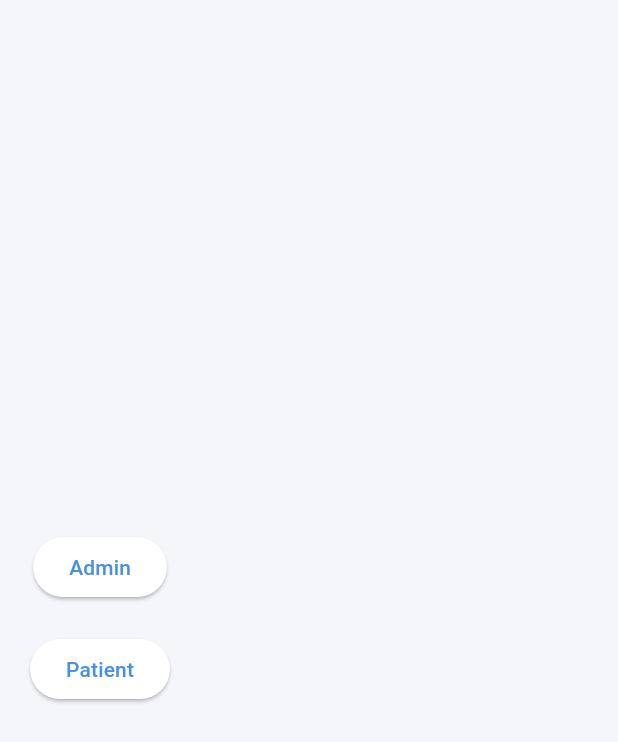
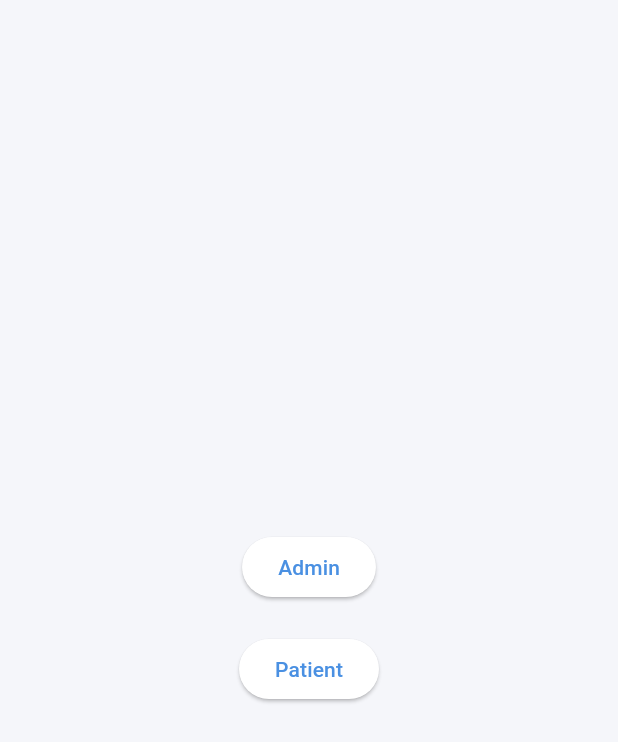
Before and after one commit to jaskaran5/doctor_clinic_dummy, a Flutter app: the screen it shows after launch, on a phone screen of 412 x 824 dp. Shown: the top 742 px of the screen. Run offline on Flutter 3.47's test engine with Material 3 defaults, Android fonts, the phone set to English and light mode, and no system bars.

```diff
--- /dev/null
+++ b/devtools_options.yaml
@@ -0,0 +1,3 @@
+description: This file stores settings for Dart & Flutter DevTools.
+documentation: https://docs.flutter.dev/tools/devtools/extensions#configure-extension-enablement-states
+extensions:
--- a/lib/screens/role_selection_screen.dart
+++ b/lib/screens/role_selection_screen.dart
@@ -1,5 +1,5 @@
+import 'package:doctor_clinic_dummy/screens/admin_dashboard_screen.dart';
 import 'package:flutter/material.dart';
-import 'splash_screen.dart';
 import 'clinic_list_screen.dart';
 
 class RoleSelectionScreen extends StatelessWidget {
@@ -9,7 +9,7 @@ class RoleSelectionScreen extends StatelessWidget {
     if (role == 'admin') {
       Navigator.push(
         context,
-        MaterialPageRoute(builder: (_) => SplashScreen()),
+        MaterialPageRoute(builder: (_) => AdminDashboardScreen()),
       );
     } else {
       Navigator.push(
@@ -22,7 +22,8 @@ class RoleSelectionScreen extends StatelessWidget {
   @override
   Widget build(BuildContext context) {
     return Scaffold(
-      body: Padding(
+      body: Center(
+        child: Padding(
           padding: const EdgeInsets.all(20),
           child: Column(
             mainAxisAlignment: MainAxisAlignment.center,
@@ -39,6 +40,7 @@ class RoleSelectionScreen extends StatelessWidget {
             ],
           ),
         ),
+      ),
     );
   }
 }
--- a/pubspec.yaml
+++ b/pubspec.yaml
@@ -34,6 +34,9 @@ dependencies:
   # The following adds the Cupertino Icons font to your application.
   # Use with the CupertinoIcons class for iOS style icons.
   cupertino_icons: ^1.0.8
+  get: ^4.7.3
+  http: ^1.6.0
+  flutter_bloc: ^9.1.1
 
 dev_dependencies:
   flutter_test:
```
Also changed, not shown: lib/screens/admin_dashboard_screen.dart (+6 -2 lines), lib/screens/clinic_list_screen.dart (+3 -4 lines), pubspec.lock, 1 other file. Lines whose indentation alone changed are shown as unchanged.
